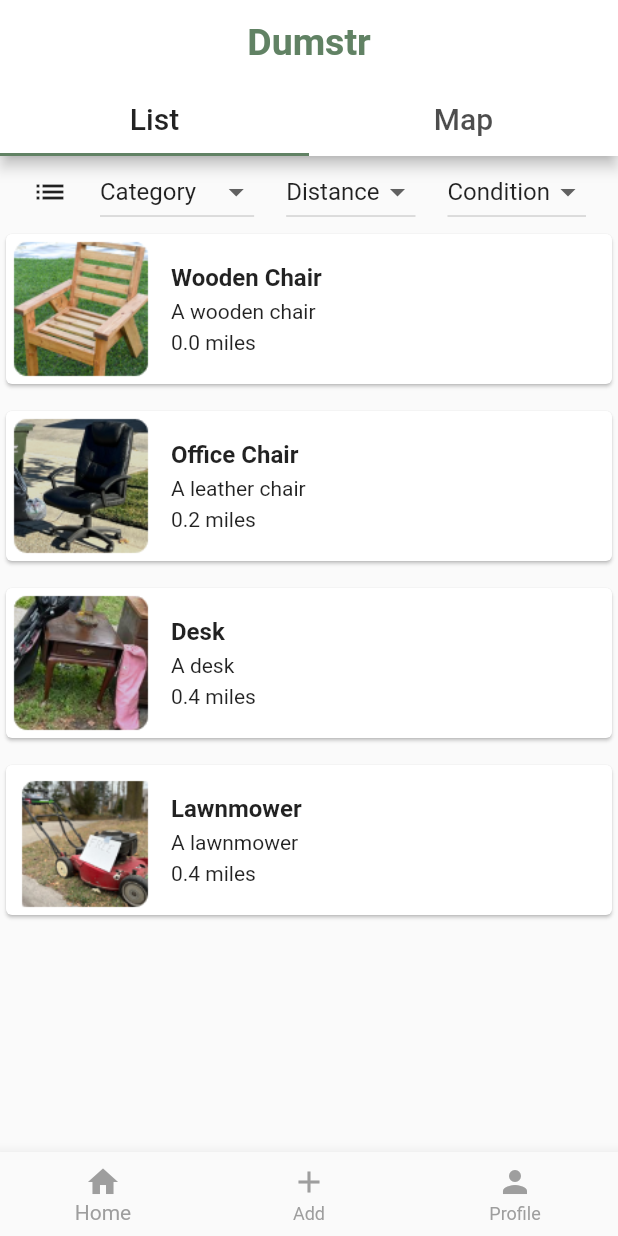
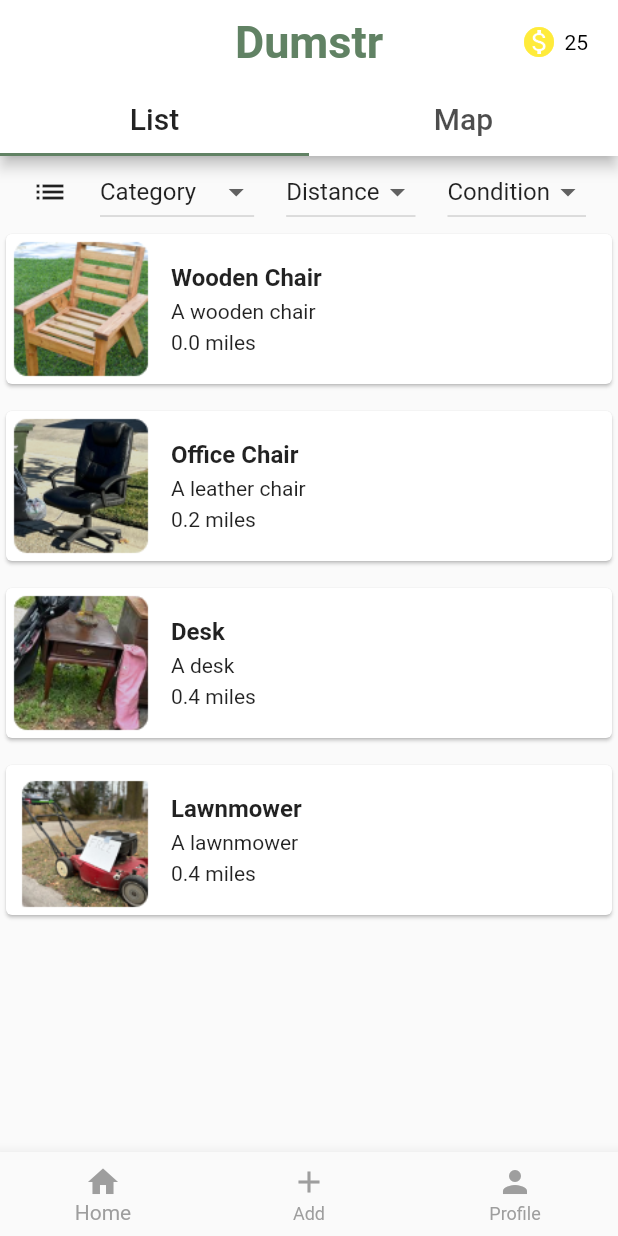
Before and after one commit to willDDDD/dumstr, a Flutter app: the screen it shows after launch, after a tap on "Login with Illinois Email", on a phone screen of 412 x 824 dp. Run offline on Flutter 3.47's test engine with Material 2 defaults, Android fonts, the phone set to English and light mode, and no system bars; our stand-ins replace geolocator, google_maps_flutter, image_picker, location, timer_count_down; network calls fail.

Commit message:
coin info and font size

```diff
--- a/dumpstr_app/lib/home.dart
+++ b/dumpstr_app/lib/home.dart
@@ -119,6 +119,18 @@ class _HomePageState extends State<HomePage> {
               title: const Text('Dumstr'),
               automaticallyImplyLeading: false,
               centerTitle: true,
+              actions: <Widget>[
+                // Add coins display here
+                Row(
+                  mainAxisSize: MainAxisSize.min,
+                  children: [
+                    Icon(Icons.monetization_on, color: Colors.yellow), // Coin icon
+                    SizedBox(width: 5), // Spacing between icon and text
+                    Text('25'), // Display the coin amount
+                    SizedBox(width: 20), // Spacing before the next icon
+                  ],
+                ),
+              ],
               bottom: const TabBar(
                   indicatorColor: Color(0xFF618264),
                   labelStyle: TextStyle(fontSize: 20),
--- a/dumpstr_app/lib/main.dart
+++ b/dumpstr_app/lib/main.dart
@@ -43,7 +43,7 @@ class MyApp extends StatelessWidget {
           titleTextStyle: TextStyle(
             color: Color(
                 0xFF618264), // Change this color to the desired color for the title
-            fontSize: 25, // You can adjust the font size as needed
+            fontSize: 30, // You can adjust the font size as needed
             fontWeight: FontWeight.bold, // You can set the font weight
           ),
         ),
```
Also changed, not shown: dumpstr_app/lib/components/Profile.dart (+6 -2 lines), dumpstr_app/lib/components/item_info.dart (+15 -8 lines).
